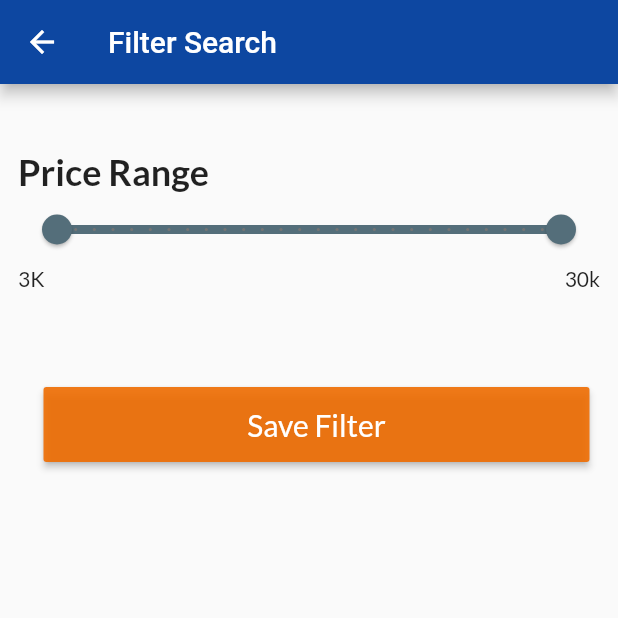
After one commit to Bibekspk/Flutter-Frontend, a Flutter app: the FilterPage screen opened directly, on a phone screen of 412 x 824 dp, the top half of it. The commit adds this screen. Run offline on Flutter 3.47's test engine with Material 2 defaults, Android fonts, the light colour scheme and no system bars; our stand-ins replace date_time_picker, dio, flutter_easyloading, google_fonts, image_picker; missing offline and left inert: flutter_session, multi_image_picker.

Commit message:
commit for search

```diff
--- a/Frontend/lib/src/addRoom.dart
+++ b/Frontend/lib/src/addRoom.dart
@@ -587,8 +587,8 @@ class _AddRoomPageState extends State<Roompage> {
           } else {
             return EasyLoading.show(status: 'Could not store in the system!');
           }
-          Navigator.push(
-              context, MaterialPageRoute(builder: (context) => HomeScreen()));
+          Navigator.push(context,
+              MaterialPageRoute(builder: (context) => HomeScreen(range: null)));
         }
       } else {
         print("Error occured");
--- a/Frontend/lib/src/components/Roomdetailed.dart
+++ b/Frontend/lib/src/components/Roomdetailed.dart
@@ -27,8 +27,9 @@ class PropertyListsView extends StatefulWidget {
 class _PropertyListsViewState extends State<PropertyListsView> {
   List<Data> _room;
   // String uncheckFavorites = widget.room.favStatus;
-  String favStatus = widget.room.favStatus; //getting value of favStatus
-  bool uncheckFavorites = favStatus == "true" ? true : false;
+  // String favStatus = widget.room.favStatus; //getting value of favStatus
+  // bool uncheckFavorites = favStatus == "true" ? true : false;
+  bool uncheckFavorites = false;
 
   @override
   void initState() {
--- /dev/null
+++ b/Frontend/lib/src/components/searchfilter.dart
@@ -0,0 +1,167 @@
+import 'package:flutter/material.dart';
+import 'package:flutter_login_signup/src/homepage.dart';
+
+class FilterPage extends StatefulWidget {
+  @override
+  _FilterPageState createState() => _FilterPageState();
+}
+
+class _FilterPageState extends State<FilterPage> {
+  var selectedRange = RangeValues(3000, 30000);
+
+  @override
+  Widget build(BuildContext context) {
+    return Scaffold(
+      appBar: AppBar(
+          title: Text("Filter Search"),
+          backgroundColor: Color.fromRGBO(13, 71, 161, 1)),
+      body: Container(
+        margin: EdgeInsets.all(12),
+        child: (Column(
+          crossAxisAlignment: CrossAxisAlignment.start,
+          children: <Widget>[
+            SizedBox(
+              height: 32,
+            ),
+            Row(
+              children: <Widget>[
+                Text(
+                  "Price Range",
+                  style: TextStyle(
+                    fontSize: 24,
+                    fontWeight: FontWeight.bold,
+                  ),
+                ),
+                SizedBox(
+                  width: 8,
+                ),
+              ],
+            ),
+            RangeSlider(
+              values: selectedRange,
+              onChanged: (RangeValues newRange) {
+                setState(() {
+                  selectedRange = newRange;
+                });
+              },
+              min: 3000,
+              max: 30000,
+              divisions: 27,
+              labels: RangeLabels(
+                selectedRange.start.round().toString(),
+                selectedRange.end.round().toString(),
+              ),
+              activeColor: Colors.blueGrey[600],
+              inactiveColor: Colors.grey[600],
+            ),
+            Row(
+              mainAxisAlignment: MainAxisAlignment.spaceBetween,
+              children: <Widget>[
+                Text(
+                  r"3K",
+                  style: TextStyle(
+                    fontSize: 14,
+                  ),
+                ),
+                Text(
+                  r"30k",
+                  style: TextStyle(
+                    fontSize: 14,
+                  ),
+                ),
+              ],
+            ),
+            SizedBox(
+              height: 16,
+            ),
+            SizedBox(
+              height: 16,
+            ),
+            SizedBox(
+              height: 25,
+            ),
+            Container(
+                height: 60,
+                width: 385,
+                padding: EdgeInsets.fromLTRB(10, 0, 0, 10),
+                margin: EdgeInsets.all(7),
+                decoration: BoxDecoration(
+                  borderRadius: BorderRadius.circular(20.0),
+                ),
+                child: RaisedButton(
+                    textColor: Colors.white,
+                    color: Color.fromRGBO(239, 108, 0, 0.9),
+                    child: Text(
+                      'Save Filter',
+                      style: TextStyle(fontSize: 20, color: Colors.white),
+                    ),
+                    onPressed: () {
+                      print(selectedRange.end.round().toString());
+                      Navigator.push(
+                          context,
+                          MaterialPageRoute(
+                              builder: (context) => HomeScreen(
+                                    range: selectedRange,
+                                  )));
+                    })),
+          ],
+        )),
+      ),
+    );
+  }
+
+  Widget buildOption(String text, bool selected) {
+    return Container(
+      height: 40,
+      width: 55,
+      decoration: BoxDecoration(
+        color: selected ? Colors.blue[900] : Colors.transparent,
+        borderRadius: BorderRadius.all(
+          Radius.circular(0),
+        ),
+        border: Border.all(
+          width: selected ? 0 : 1,
+          color: Colors.blueGrey[600],
+        ),
+      ),
+      child: Center(
+        child: Text(
+          text,
+          style: TextStyle(
+            color: selected ? Colors.white : Colors.black,
+            fontSize: 12,
+          ),
+        ),
+      ),
+    );
+  }
+
+  // Widget dropDownOption() {
+  //   return Container(
+  //     width: 500,
+  //     child: DropdownButton<String>(
+  //       value: dropdownValue,
+  //       iconSize: 24,
+  //       elevation: 16,
+  //       style: TextStyle(color: Colors.blueGrey[600]),
+  //       underline: Container(
+  //         height: 2,
+  //         color: Colors.blueGrey[600],
+  //       ),
+  //       onChanged: (String newValue) {
+  //         setState(() {
+  //           dropdownValue = newValue;
+  //         });
+  //       },
+  //       items: <String>['House', 'Buildings', 'Apartment', 'Land']
+  //           .map<DropdownMenuItem<String>>((String value) {
+  //         return DropdownMenuItem<String>(
+  //           value: value,
+  //           child: Text(value),
+  //         );
+  //       }).toList(),
+  //       icon: Icon(Icons.arrow_drop_down),
+  //     ),
+  //   );
+  // }
+}
--- a/Frontend/lib/src/homepage.dart
+++ b/Frontend/lib/src/homepage.dart
@@ -7,6 +7,9 @@ import 'package:flutter_login_signup/src/loginPage.dart';
 // import 'package:flutter_login_signup/src/welcomePage.dart';
 
 class HomeScreen extends StatelessWidget {
+  final range;
+  HomeScreen({Key key, @required this.range}) : super(key: key);
+
   @override
   Widget build(BuildContext context) {
     return Scaffold(
@@ -63,8 +66,10 @@ class HomeScreen extends StatelessWidget {
               ),
               onTap: () {
                 Navigator.pop(context);
-                Navigator.push(context,
-                    MaterialPageRoute(builder: (context) => HomeScreen()));
+                Navigator.push(
+                    context,
+                    MaterialPageRoute(
+                        builder: (context) => HomeScreen(range: null)));
               },
             ),
             ListTile(
@@ -95,8 +100,12 @@ class HomeScreen extends StatelessWidget {
               ),
               onTap: () {
                 Navigator.pop(context);
-                Navigator.push(context,
-                    MaterialPageRoute(builder: (context) => HomeScreen()));
+                Navigator.push(
+                    context,
+                    MaterialPageRoute(
+                        builder: (context) => HomeScreen(
+                              range: null,
+                            )));
               },
             ),
             ListTile(
--- a/Frontend/lib/src/loginPage.dart
+++ b/Frontend/lib/src/loginPage.dart
@@ -151,7 +151,7 @@ class _State extends State<LoginPage> {
                                         context,
                                         MaterialPageRoute(
                                             builder: (context) =>
-                                                HomeScreen()));
+                                                HomeScreen(range: null)));
                                     // ImageAPIService imgapi =
                                     // new ImageAPIService();
                                     // imgapi.fetchAlbum().then((value) {
--- a/Frontend/pubspec.yaml
+++ b/Frontend/pubspec.yaml
@@ -33,6 +33,7 @@ dependencies:
   date_time_picker: "^1.1.0"
   json_annotation:
   image_picker: ^0.6.7+22
+  syncfusion_flutter_sliders: ^18.1.42-beta
 
 
 dev_dependencies:
```
Also changed, not shown: Frontend/lib/src/components/appbar.dart (+12 -3 lines), Frontend/lib/src/components/body.dart (+7 -1 lines), Frontend/lib/src/components/room_carosuel.dart (+2 -5 lines), Frontend/pubspec.lock.
